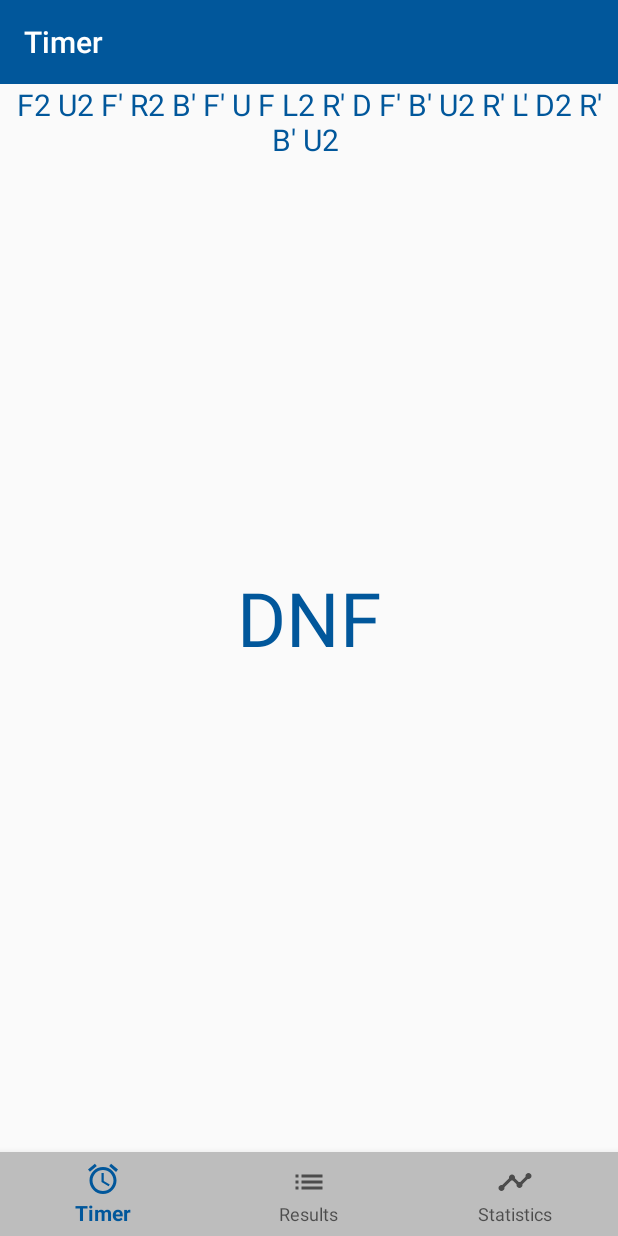
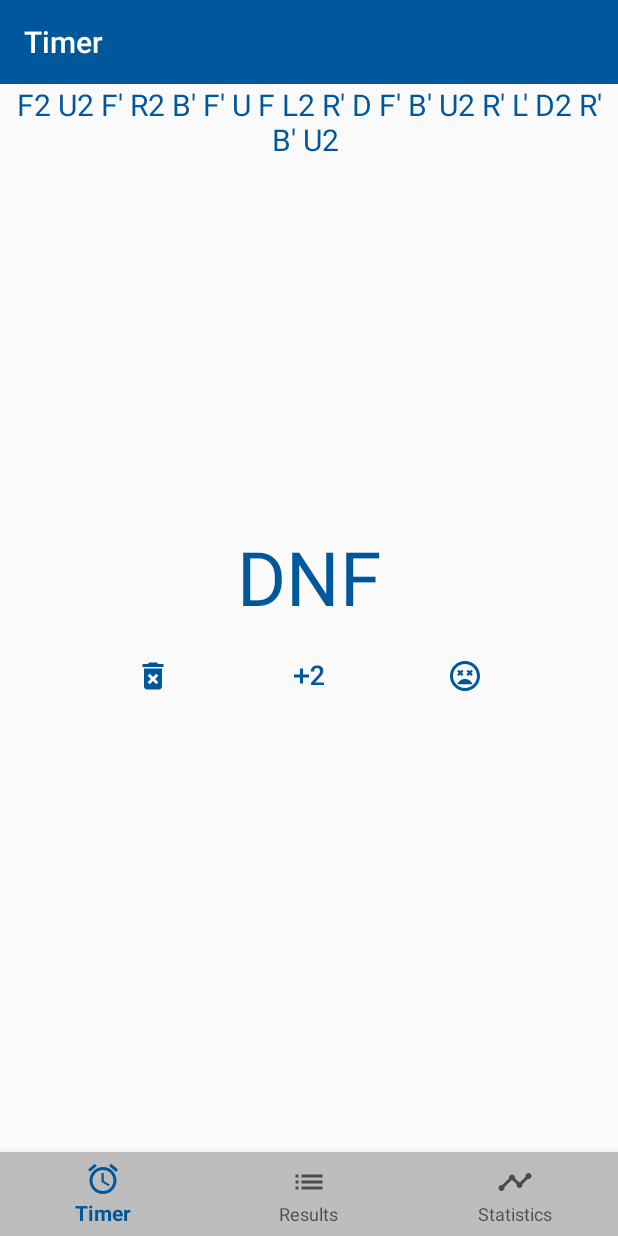
Before and after one commit to MaryMazel/TrisTimer, an Android app: the screen it shows after launch (NavigationActivity), on a phone screen of 412 x 824 dp. Run offline under Robolectric (Android 15) with nearby library versions, the phone set to English and light mode, and no system bars; our stand-ins replace Room's generated code, data binding; libraries missing offline, so code that uses them is left out: com.spryrocks.android; 10 statements that could not run were skipped.

Commit message:
Penalties were added

```diff
--- a/app/src/main/java/spryrocks/com/tristimer/data/ResultDao.java
+++ b/app/src/main/java/spryrocks/com/tristimer/data/ResultDao.java
@@ -19,4 +19,10 @@ public interface ResultDao {
 
     @Query("DELETE FROM RESULT")
     void clearSession();
+
+    @Query("UPDATE result SET time = null WHERE id = :resultID")
+    void setPenaltyDNF(int resultID);
+
+    @Query("UPDATE result SET time = time + 2000 WHERE id = :resultID")
+    void setPenaltyPlusTwo(int resultID);
 }
--- a/app/src/main/java/spryrocks/com/tristimer/domain/DatabaseManager.java
+++ b/app/src/main/java/spryrocks/com/tristimer/domain/DatabaseManager.java
@@ -38,7 +38,19 @@ public class DatabaseManager {
         }
     }
 
+    public void deleteLastResult(Result result) {
+        database.resultDao().deleteSelectedResults(result.getId());
+    }
+
     public void clearSession() {
         database.resultDao().clearSession();
     }
+
+    public void setPenaltyDNF(Result result) {
+        database.resultDao().setPenaltyDNF(result.getId());
+    }
+
+    public void setPenaltyPlusTwo(Result result){
+        database.resultDao().setPenaltyPlusTwo(result.getId());
+    }
 }
--- a/app/src/main/java/spryrocks/com/tristimer/presentation/ui/screens/statistics/StatisticsFragment.java
+++ b/app/src/main/java/spryrocks/com/tristimer/presentation/ui/screens/statistics/StatisticsFragment.java
@@ -85,7 +85,8 @@ public class StatisticsFragment extends Fragment {
     public List<String> getXLabels(List<Result> results) {
         List<String> dates = new ArrayList<>();
         for (Result result : results) {
-            dates.add(Formatters.formatDate(Converters.timestampToDate(result.getDate())));
+            if (result.getTime() != null)
+                dates.add(Formatters.formatDate(Converters.timestampToDate(result.getDate())));
         }
         return dates;
     }
@@ -94,6 +95,7 @@ public class StatisticsFragment extends Fragment {
         List<Entry> entries = new ArrayList<>();
         List<Long> dates = minifyTimestamps(getDates(results));
         for (int i = 0; i < results.size(); i++) {
+            if (results.get(i).getTime() != null)
             entries.add(new Entry((float) dates.get(i), Converters.timeToFloat(results.get(i).getTime())));
         }
         return entries;
--- a/app/src/main/java/spryrocks/com/tristimer/presentation/ui/screens/timer/TimerModel.java
+++ b/app/src/main/java/spryrocks/com/tristimer/presentation/ui/screens/timer/TimerModel.java
@@ -5,9 +5,10 @@ import android.databinding.ObservableField;
 import com.spryrocks.android.modules.ui.mvvm.model.OnClickCommand;
 
 public class TimerModel {
-    //public final ObservableField<String> time = new ObservableField<>();
     public final ObservableField<String> scramble = new ObservableField<>();
     public final OnClickCommand timeClick = new OnClickCommand();
-
+    public final OnClickCommand deleteClick = new OnClickCommand();
+    public final OnClickCommand plusTwoClick = new OnClickCommand();
+    public final OnClickCommand dnfClick = new OnClickCommand();
     public ObservableField<Long> timerTime = new ObservableField<>();
 }
--- a/app/src/main/java/spryrocks/com/tristimer/presentation/ui/screens/timer/TimerViewModel.java
+++ b/app/src/main/java/spryrocks/com/tristimer/presentation/ui/screens/timer/TimerViewModel.java
@@ -7,6 +7,7 @@ import android.os.Handler;
 import java.text.SimpleDateFormat;
 import java.util.Calendar;
 import java.util.Date;
+import java.util.List;
 import java.util.Locale;
 import java.util.Timer;
 import java.util.TimerTask;
@@ -29,6 +30,24 @@ public class TimerViewModel extends AndroidViewModel {
         databaseManager = new DatabaseManager(application);
         model.scramble.set(ScrambleGenerator.generateScramble());
         model.timeClick.addCallback(this::timeClick);
+        model.deleteClick.addCallback(this::deleteClick);
+        model.dnfClick.addCallback(this::dnfClick);
+        model.plusTwoClick.addCallback(this::plusTwoClick);
+    }
+
+    private void deleteClick() {
+        List<Result> results = databaseManager.getAllResults();
+        databaseManager.deleteLastResult(results.get(results.size() - 1));
+    }
+
+    private void dnfClick() {
+        List<Result> results = databaseManager.getAllResults();
+        databaseManager.setPenaltyDNF(results.get(results.size() - 1));
+    }
+
+    private void plusTwoClick() {
+        List<Result> results = databaseManager.getAllResults();
+        databaseManager.setPenaltyPlusTwo(results.get(results.size() - 1));
     }
 
     private void timeClick() {
--- /dev/null
+++ b/app/src/main/res/drawable/ic_baseline_delete_forever_24px.xml
@@ -0,0 +1,9 @@
+<vector xmlns:android="http://schemas.android.com/apk/res/android"
+    android:width="24dp"
+    android:height="24dp"
+    android:viewportWidth="24"
+    android:viewportHeight="24">
+  <path
+      android:fillColor="#FF01579b"
+      android:pathData="M6,19c0,1.1 0.9,2 2,2h8c1.1,0 2,-0.9 2,-2L18,7L6,7v12zM8.46,11.88l1.41,-1.41L12,12.59l2.12,-2.12 1.41,1.41L13.41,14l2.12,2.12 -1.41,1.41L12,15.41l-2.12,2.12 -1.41,-1.41L10.59,14l-2.13,-2.12zM15.5,4l-1,-1h-5l-1,1L5,4v2h14L19,4z"/>
+</vector>
--- /dev/null
+++ b/app/src/main/res/drawable/ic_dnf_24dp.xml
@@ -0,0 +1,9 @@
+<vector xmlns:android="http://schemas.android.com/apk/res/android"
+        android:width="24dp"
+        android:height="24dp"
+        android:viewportWidth="24.0"
+        android:viewportHeight="24.0">
+    <path
+        android:fillColor="#FF01579b"
+        android:pathData="M11.99,2C6.47,2 2,6.47 2,12s4.47,10 9.99,10S22,17.53 22,12 17.52,2 11.99,2zM12,20c-4.42,0 -8,-3.58 -8,-8s3.58,-8 8,-8 8,3.58 8,8 -3.58,8 -8,8zM16.18,7.76l-1.06,1.06 -1.06,-1.06L13,8.82l1.06,1.06L13,10.94 14.06,12l1.06,-1.06L16.18,12l1.06,-1.06 -1.06,-1.06 1.06,-1.06zM7.82,12l1.06,-1.06L9.94,12 11,10.94 9.94,9.88 11,8.82 9.94,7.76 8.88,8.82 7.82,7.76 6.76,8.82l1.06,1.06 -1.06,1.06zM12,14c-2.33,0 -4.31,1.46 -5.11,3.5h10.22c-0.8,-2.04 -2.78,-3.5 -5.11,-3.5z"/>
+</vector>
--- /dev/null
+++ b/app/src/main/res/drawable/ic_exposure_plus_2_black_24dp.xml
@@ -0,0 +1,9 @@
+<vector xmlns:android="http://schemas.android.com/apk/res/android"
+        android:width="24dp"
+        android:height="24dp"
+        android:viewportWidth="24.0"
+        android:viewportHeight="24.0">
+    <path
+        android:fillColor="#FF01579b"
+        android:pathData="M16.05,16.29l2.86,-3.07c0.38,-0.39 0.72,-0.79 1.04,-1.18 0.32,-0.39 0.59,-0.78 0.82,-1.17 0.23,-0.39 0.41,-0.78 0.54,-1.17 0.13,-0.39 0.19,-0.79 0.19,-1.18 0,-0.53 -0.09,-1.02 -0.27,-1.46 -0.18,-0.44 -0.44,-0.81 -0.78,-1.11 -0.34,-0.31 -0.77,-0.54 -1.26,-0.71 -0.51,-0.16 -1.08,-0.24 -1.72,-0.24 -0.69,0 -1.31,0.11 -1.85,0.32 -0.54,0.21 -1,0.51 -1.36,0.88 -0.37,0.37 -0.65,0.8 -0.84,1.3 -0.18,0.47 -0.27,0.97 -0.28,1.5h2.14c0.01,-0.31 0.05,-0.6 0.13,-0.87 0.09,-0.29 0.23,-0.54 0.4,-0.75 0.18,-0.21 0.41,-0.37 0.68,-0.49 0.27,-0.12 0.6,-0.18 0.96,-0.18 0.31,0 0.58,0.05 0.81,0.15 0.23,0.1 0.43,0.25 0.59,0.43 0.16,0.18 0.28,0.4 0.37,0.65 0.08,0.25 0.13,0.52 0.13,0.81 0,0.22 -0.03,0.43 -0.08,0.65 -0.06,0.22 -0.15,0.45 -0.29,0.7 -0.14,0.25 -0.32,0.53 -0.56,0.83 -0.23,0.3 -0.52,0.65 -0.88,1.03l-4.17,4.55V18H22v-1.71h-5.95zM8,7H6v4H2v2h4v4h2v-4h4v-2H8V7z"/>
+</vector>
--- a/app/src/main/res/layout/timer_fragment.xml
+++ b/app/src/main/res/layout/timer_fragment.xml
@@ -16,6 +16,7 @@
     <LinearLayout
         android:layout_width="match_parent"
         android:layout_height="match_parent"
+        android:onClick="@{model.timeClick}"
         android:orientation="vertical">
 
         <android.support.v7.widget.Toolbar
@@ -26,72 +27,78 @@
             app:title="@string/timer"
             app:titleTextColor="@android:color/white" />
 
-        <RelativeLayout
-            android:layout_width="match_parent"
-            android:layout_height="match_parent"
-            android:clickable="true"
-            android:focusable="true"
-            android:onClick="@{model.timeClick}"
-            android:orientation="vertical">
-
         <TextView
             android:id="@+id/scramble"
             android:layout_width="match_parent"
             android:layout_height="wrap_content"
             android:layout_marginLeft="10dp"
             android:layout_marginRight="10dp"
-                android:gravity="center|top"
-                android:lines="50"
+            android:gravity="center_horizontal"
+            android:layout_weight="4"
+            android:singleLine="false"
+            android:maxLines="7"
             android:text="@{model.scramble}"
             android:textColor="@color/colorPrimary"
             android:textSize="20sp"/>
+
+        <LinearLayout
+            android:layout_width="match_parent"
+            android:layout_height="wrap_content"
+            android:layout_weight="5"
+            android:orientation="vertical">
 
             <TextView
                 android:id="@+id/timer"
                 android:layout_width="match_parent"
                 android:layout_height="80dip"
-                android:layout_centerInParent="true"
-                android:gravity="center"
+                android:gravity="center_horizontal"
                 android:singleLine="true"
                 android:text="@{Converters.timeToString(model.timerTime)}"
                 android:textColor="@color/colorPrimary"
                 android:textSize="50sp" />
-<!--
+
             <LinearLayout
                 android:id="@+id/quick_action_buttons"
-                android:layout_width="wrap_content"
+                android:layout_width="match_parent"
                 android:layout_height="wrap_content"
-                android:layout_centerHorizontal="true"
                 android:layout_marginTop="8dp"
+                android:orientation="horizontal"
+                android:layout_marginEnd="50dp"
+                android:layout_marginStart="50dp"
                 android:gravity="center">
 
                 <ImageView
                     android:id="@+id/button_delete"
                     android:layout_width="wrap_content"
                     android:layout_height="wrap_content"
-                    android:layout_marginEnd="16dp"
+                    android:layout_weight="1"
+                    android:src="@drawable/ic_baseline_delete_forever_24px"
                     android:clickable="true"
-                    android:padding="8dp"
-                    android:focusable="true" />
+                    android:focusable="true"
+                    android:onClick="@{model.deleteClick}"/>
+
+                <ImageView
+                    android:id="@+id/button_plustwo"
+                    android:layout_width="wrap_content"
+                    android:layout_height="wrap_content"
+                    android:layout_weight="1"
+                    android:src="@drawable/ic_exposure_plus_2_black_24dp"
+                    android:clickable="true"
+                    android:focusable="true"
+                    android:onClick="@{model.plusTwoClick}"/>
 
                 <ImageView
                     android:id="@+id/button_dnf"
                     android:layout_width="wrap_content"
                     android:layout_height="wrap_content"
-                    android:layout_marginEnd="16dp"
+                    android:src="@drawable/ic_dnf_24dp"
+                    android:layout_weight="1"
                     android:clickable="true"
-                    android:padding="8dp"
-                    android:focusable="true" />
+                    android:focusable="true"
+                    android:onClick="@{model.dnfClick}"/>
 
-                <ImageView
-                    android:id="@+id/button_plustwo"
-                    android:layout_width="wrap_content"
-                    android:layout_height="wrap_content"
-                    android:clickable="true"
-                    android:padding="8dp"
-                    android:focusable="true" />
-            </LinearLayout>-->
-        </RelativeLayout>
+            </LinearLayout>
+        </LinearLayout>
 
     </LinearLayout>
 </layout>
```
Lines whose indentation alone changed are shown as unchanged.
